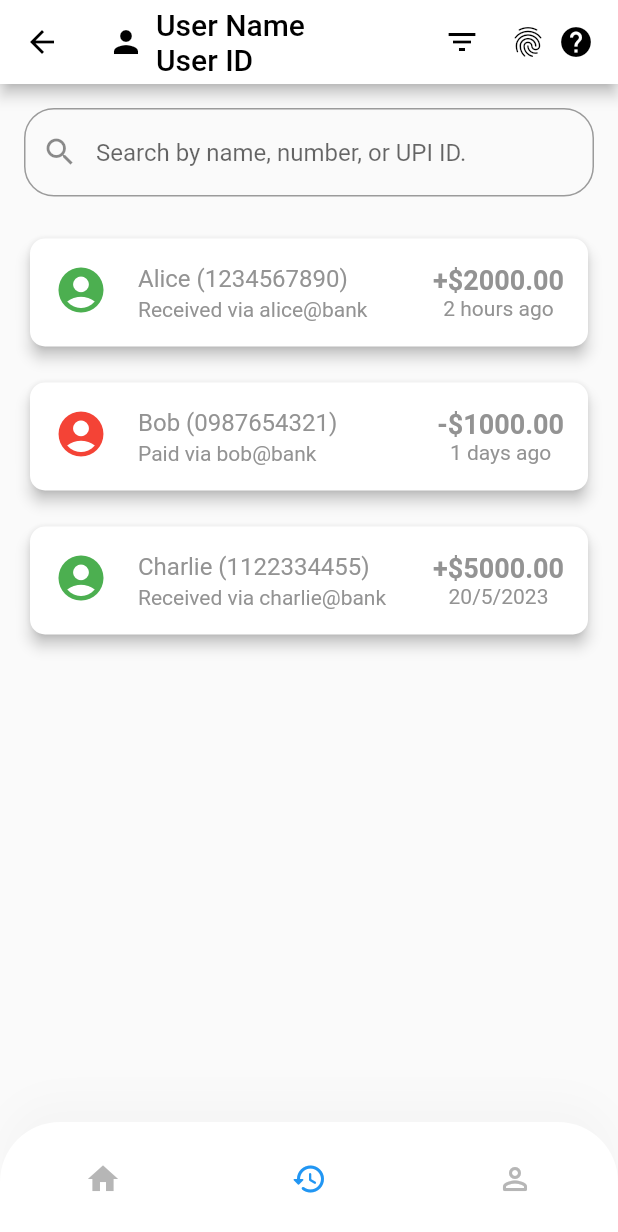
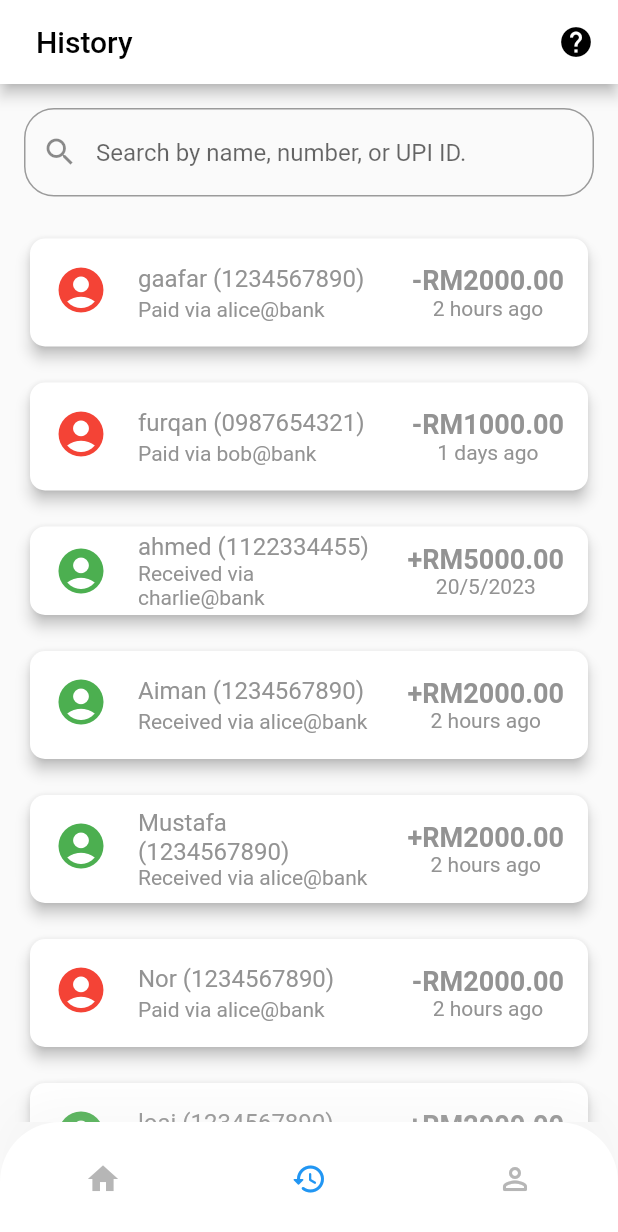
Before and after one commit to Mustafa-alsoffi/paysatu, a Flutter app: the screen it shows after launch, item 2 of the bottom bar chosen, on a phone screen of 412 x 824 dp. Shown: the top 1232 px of the screen. Run offline on Flutter 3.47's test engine with Material 2 defaults, Android fonts, the phone set to English and light mode, and no system bars; our stand-ins replace firebase_core, firebase_messaging, flutter_local_notifications, image_picker; accounts and stored records are empty.

Commit message:
Add history

```diff
--- a/lib/Screens/HistoryScreen.dart
+++ b/lib/Screens/HistoryScreen.dart
@@ -30,30 +30,85 @@ class HistoryScreen extends StatefulWidget {
 class _HistoryScreenState extends State<HistoryScreen> {
   List<Transaction> transactionList = [
     Transaction(
-      name: 'Alice',
+      name: 'gaafar',
       number: '1234567890',
       upiId: 'alice@bank',
-      amount: '+\$2000.00',
+      amount: '-RM2000.00',
+      type: 'Paid',
+      date: DateTime.now().subtract(Duration(hours: 2)),
+      iconData: Icons.account_circle,
+    ),
+    Transaction(
+      name: 'furqan',
+      number: '0987654321',
+      upiId: 'bob@bank',
+      amount: '-RM1000.00',
+      type: 'Paid',
+      date: DateTime.now().subtract(Duration(days: 1)),
+      iconData: Icons.account_circle,
+    ),
+    Transaction(
+      name: 'ahmed',
+      number: '1122334455',
+      upiId: 'charlie@bank',
+      amount: '+'
+          'RM5000.00', // Can you create a random bank account number for everyone
+      type: 'Received',
+      date: DateTime(2023, 5, 20),
+      iconData: Icons.account_circle,
+    ),
+    Transaction(
+      name: 'Aiman',
+      number: '1234567890',
+      upiId: 'alice@bank',
+      amount: '+RM2000.00',
       type: 'Received',
       date: DateTime.now().subtract(Duration(hours: 2)),
       iconData: Icons.account_circle,
     ),
     Transaction(
-      name: 'Bob',
-      number: '0987654321',
-      upiId: 'bob@bank',
-      amount: '-\$1000.00',
-      type: 'Paid',
-      date: DateTime.now().subtract(Duration(days: 1)),
+      name: 'Mustafa',
+      number: '1234567890',
+      upiId: 'alice@bank',
+      amount: '+RM2000.00',
+      type: 'Received',
+      date: DateTime.now().subtract(Duration(hours: 2)),
       iconData: Icons.account_circle,
     ),
     Transaction(
-      name: 'Charlie',
-      number: '1122334455',
-      upiId: 'charlie@bank',
-      amount: '+\$5000.00',
+      name: 'Nor',
+      number: '1234567890',
+      upiId: 'alice@bank',
+      amount: '-RM2000.00',
+      type: 'Paid',
+      date: DateTime.now().subtract(Duration(hours: 2)),
+      iconData: Icons.account_circle,
+    ),
+    Transaction(
+      name: 'loai',
+      number: '1234567890',
+      upiId: 'alice@bank',
+      amount: '+RM2000.00',
       type: 'Received',
-      date: DateTime(2023, 5, 20),
+      date: DateTime.now().subtract(Duration(hours: 2)),
+      iconData: Icons.account_circle,
+    ),
+    Transaction(
+      name: 'abdallah',
+      number: '1234567890',
+      upiId: 'alice@bank',
+      amount: '+RM2000.00',
+      type: 'Received',
+      date: DateTime.now().subtract(Duration(hours: 2)),
+      iconData: Icons.account_circle,
+    ),
+    Transaction(
+      name: 'Alice',
+      number: '1234567890',
+      upiId: 'alice@bank',
+      amount: '-RM2000.00',
+      type: 'Paid',
+      date: DateTime.now().subtract(Duration(hours: 2)),
       iconData: Icons.account_circle,
     ),
   ];
@@ -64,28 +119,20 @@ class _HistoryScreenState extends State<HistoryScreen> {
       appBar: AppBar(
         title: Row(
           children: [
-            Icon(Icons.person),
             SizedBox(width: 8),
             Column(
               crossAxisAlignment: CrossAxisAlignment.start,
               children: [
-                Text('User Name'),
-                Text('User ID'),
+                Text('History'),
               ],
             ),
             Spacer(),
-            IconButton(
-              icon: Icon(Icons.filter_list),
-              onPressed: () {
-                // TODO: implement filter logic
-              },
-            ),
-            SizedBox(width: 8),
-            Icon(Icons.fingerprint),
             SizedBox(width: 8),
             Icon(Icons.help),
           ],
         ),
+        centerTitle: true,
+        automaticallyImplyLeading: false, // this is what you need
       ),
       body: Column(
         children: [
```
